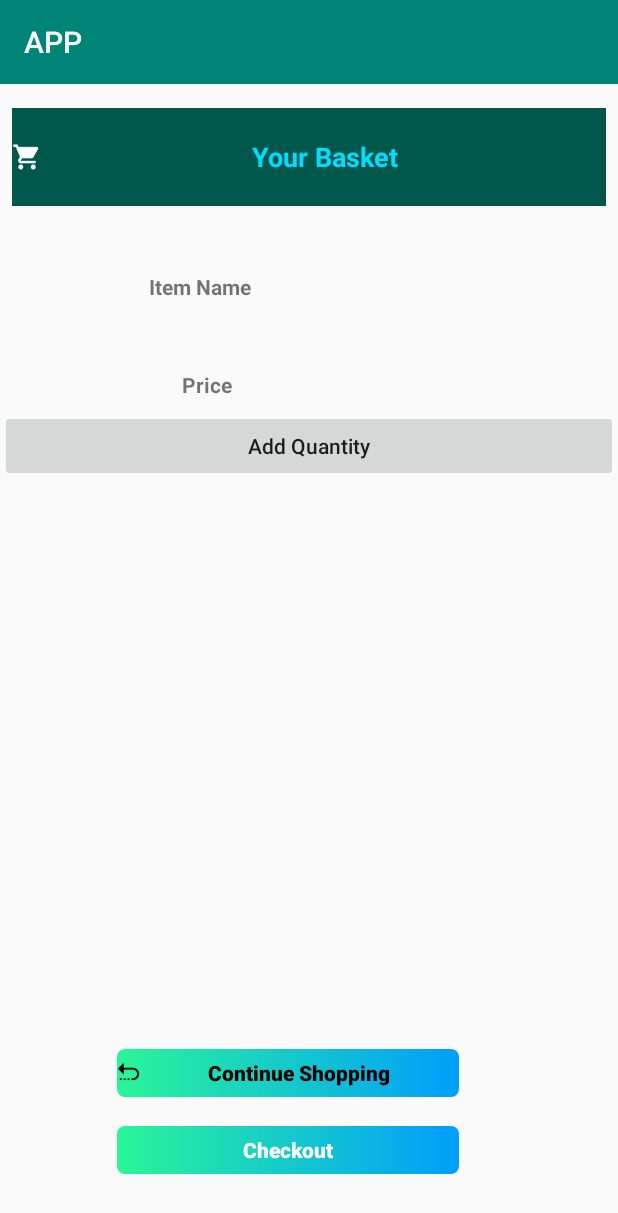
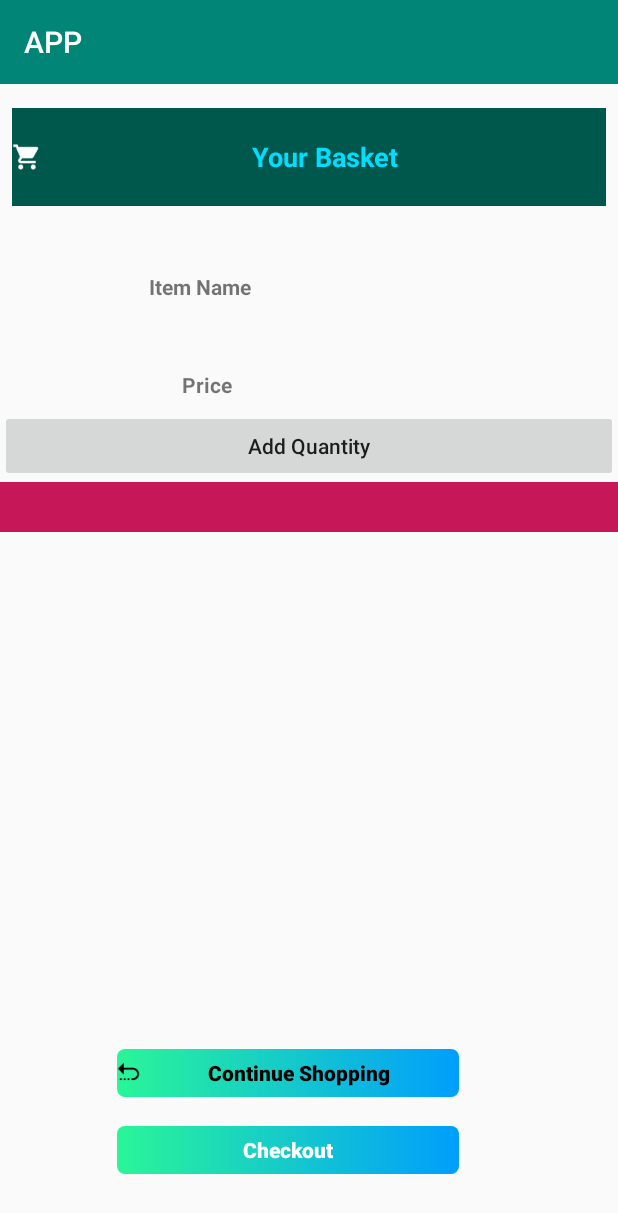
Before and after one commit to vidushaNasome/APP, an Android app: the MainActivity_Oshani screen opened directly, with no data from a screen before it, on a phone screen of 412 x 824 dp. Shown: the top 1213 px of the screen. Run offline under Robolectric (Android 15) with nearby library versions, the light colour scheme and no system bars; our stand-ins replace Firebase (no records; nobody signed in at launch, a user with empty details on screens opened directly); 1 statement that could not run was skipped.

Commit message:
colour32

```diff
--- a/app/src/main/res/layout/activity_main__oshani.xml
+++ b/app/src/main/res/layout/activity_main__oshani.xml
@@ -153,7 +153,7 @@
         android:layout_width="match_parent"
         android:layout_height="33dp"
         android:layout_below="@+id/btnAddQun"
-        android:background="@android:color/system_notification_accent_color"
+        android:background="@color/colorAcc"
         android:textColor="@android:color/white" />
 
 
```
